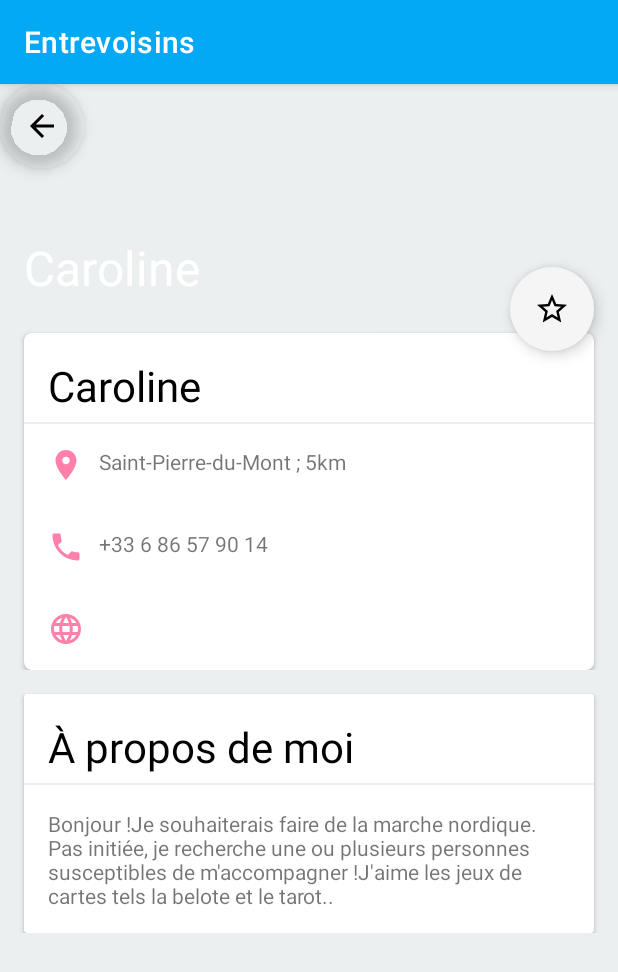
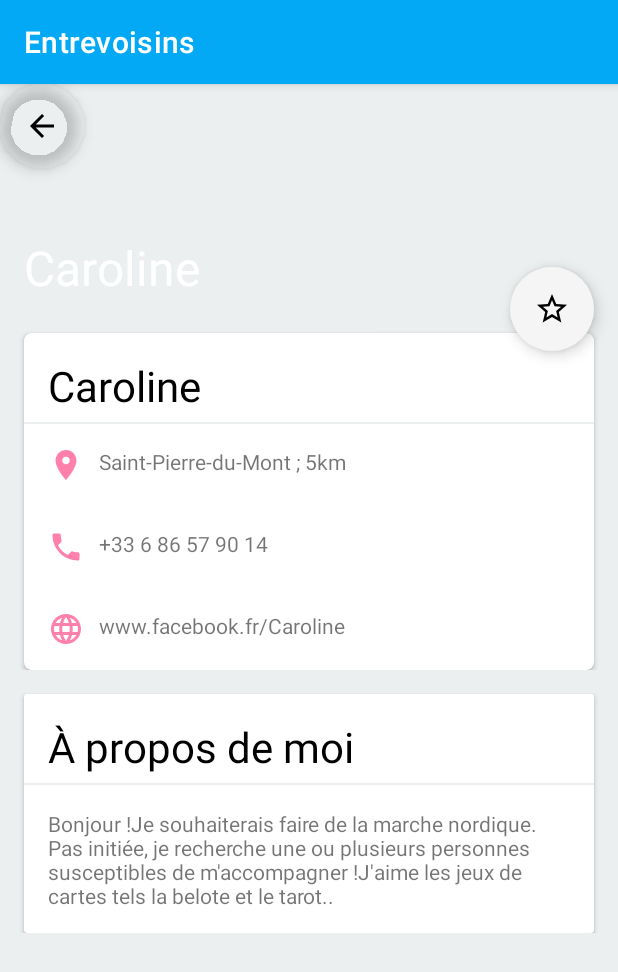
Before and after one commit to GregBiglione/Projet_3, an Android app: the screen it shows after launch (DetailedProfile), after a tap on "Caroline", on a phone screen of 412 x 824 dp. Shown: the top 972 px of the screen. Run offline under Robolectric (Android 15) with nearby library versions, the phone set to English and light mode, and no system bars; our stand-ins replace ButterKnife, EventBus; pictures from the network do not load.

Commit message:
Ajout de fb dans le constructeur, modification de l'interface pour créer le champ fb et afficher le fb propre à chaque utilisateur dans le profil détaillé

```diff
--- a/app/src/main/java/com/openclassrooms/entrevoisins/model/Neighbour.java
+++ b/app/src/main/java/com/openclassrooms/entrevoisins/model/Neighbour.java
@@ -22,6 +22,9 @@ public class Neighbour {
     /** Phone number */
     private String phoneNumber;
 
+    /** Phone facebook */
+    private String facebook;
+
     /** About me */
     private String aboutMe;
 
@@ -32,12 +35,13 @@ public class Neighbour {
      * @param avatarUrl
      */
     public Neighbour(long id, String name, String avatarUrl, String address,
-                     String phoneNumber, String aboutMe) {
+                     String phoneNumber, String facebook, String aboutMe) {
         this.id = id;
         this.name = name;
         this.avatarUrl = avatarUrl;
         this.address = address;
         this.phoneNumber = phoneNumber;
+        this.facebook = facebook;
         this.aboutMe = aboutMe;
     }
 
@@ -77,6 +81,12 @@ public class Neighbour {
 
     public void setPhoneNumber(String phoneNumber) { this.phoneNumber = phoneNumber; }
 
+    public String getFacebook() {
+        return facebook;
+    }
+
+    public void setFacebook(String facebook) { this.facebook = facebook; }
+
     public String getAboutMe() {
         return aboutMe;
     }
--- a/app/src/main/java/com/openclassrooms/entrevoisins/service/DummyNeighbourApiService.java
+++ b/app/src/main/java/com/openclassrooms/entrevoisins/service/DummyNeighbourApiService.java
@@ -20,6 +20,17 @@ public class DummyNeighbourApiService implements  NeighbourApiService {
         return neighbours;
     }
 
+    //Appel à la méthode getFavorites
+    private List<Neighbour> favorites = DummyNeighbourGenerator.generateFavorites();
+
+    /**
+     * {@inheritDoc}
+     */
+    @Override
+    public List<Neighbour> getFavorites() {
+        return favorites;
+    }
+
     /**
      * {@inheritDoc}
      */
--- a/app/src/main/java/com/openclassrooms/entrevoisins/service/DummyNeighbourGenerator.java
+++ b/app/src/main/java/com/openclassrooms/entrevoisins/service/DummyNeighbourGenerator.java
@@ -10,32 +10,38 @@ public abstract class DummyNeighbourGenerator {
 
     public static List<Neighbour> DUMMY_NEIGHBOURS = Arrays.asList(
             new Neighbour(1, "Caroline", "https://i.pravatar.cc/150?u=a042581f4e29026704d", "Saint-Pierre-du-Mont ; 5km",
-                    "+33 6 86 57 90 14",  "Bonjour !Je souhaiterais faire de la marche nordique. Pas initiée, je recherche une ou plusieurs personnes susceptibles de m'accompagner !J'aime les jeux de cartes tels la belote et le tarot.."),
+                    "+33 6 86 57 90 14",  "www.facebook.fr/","Bonjour !Je souhaiterais faire de la marche nordique. Pas initiée, je recherche une ou plusieurs personnes susceptibles de m'accompagner !J'aime les jeux de cartes tels la belote et le tarot.."),
             new Neighbour(2, "Jack", "https://i.pravatar.cc/150?u=a042581f4e29026704e", "Saint-Pierre-du-Mont ; 5km",
-                    "+33 6 86 57 90 14",   "Bonjour !Je souhaiterais faire de la marche nordique. Pas initiée, je recherche une ou plusieurs personnes susceptibles de m'accompagner !J'aime les jeux de cartes tels la belote et le tarot.."),
+                    "+33 6 86 57 90 14",   "www.facebook.fr/","Bonjour !Je souhaiterais faire de la marche nordique. Pas initiée, je recherche une ou plusieurs personnes susceptibles de m'accompagner !J'aime les jeux de cartes tels la belote et le tarot.."),
             new Neighbour(3, "Chloé", "https://i.pravatar.cc/150?u=a042581f4e29026704f", "Saint-Pierre-du-Mont ; 5km",
-                    "+33 6 86 57 90 14",  "Bonjour !Je souhaiterais faire de la marche nordique. Pas initiée, je recherche une ou plusieurs personnes susceptibles de m'accompagner !J'aime les jeux de cartes tels la belote et le tarot.."),
+                    "+33 6 86 57 90 14",  "www.facebook.fr/","Bonjour !Je souhaiterais faire de la marche nordique. Pas initiée, je recherche une ou plusieurs personnes susceptibles de m'accompagner !J'aime les jeux de cartes tels la belote et le tarot.."),
             new Neighbour(4, "Vincent", "https://i.pravatar.cc/150?u=a042581f4e29026704a", "Saint-Pierre-du-Mont ; 5km",
-                    "+33 6 86 57 90 14",  "Bonjour !Je souhaiterais faire de la marche nordique. Pas initiée, je recherche une ou plusieurs personnes susceptibles de m'accompagner !J'aime les jeux de cartes tels la belote et le tarot.."),
+                    "+33 6 86 57 90 14",  "www.facebook.fr/","Bonjour !Je souhaiterais faire de la marche nordique. Pas initiée, je recherche une ou plusieurs personnes susceptibles de m'accompagner !J'aime les jeux de cartes tels la belote et le tarot.."),
             new Neighbour(5, "Elodie", "https://i.pravatar.cc/150?u=a042581f4e29026704b", "Saint-Pierre-du-Mont ; 5km",
-                    "+33 6 86 57 90 14",  "Bonjour !Je souhaiterais faire de la marche nordique. Pas initiée, je recherche une ou plusieurs personnes susceptibles de m'accompagner !J'aime les jeux de cartes tels la belote et le tarot.."),
+                    "+33 6 86 57 90 14",  "www.facebook.fr/","Bonjour !Je souhaiterais faire de la marche nordique. Pas initiée, je recherche une ou plusieurs personnes susceptibles de m'accompagner !J'aime les jeux de cartes tels la belote et le tarot.."),
             new Neighbour(6, "Sylvain", "https://i.pravatar.cc/150?u=a042581f4e29026704c", "Saint-Pierre-du-Mont ; 5km",
-                    "+33 6 86 57 90 14",  "Bonjour !Je souhaiterais faire de la marche nordique. Pas initiée, je recherche une ou plusieurs personnes susceptibles de m'accompagner !J'aime les jeux de cartes tels la belote et le tarot.."),
+                    "+33 6 86 57 90 14",  "www.facebook.fr/","Bonjour !Je souhaiterais faire de la marche nordique. Pas initiée, je recherche une ou plusieurs personnes susceptibles de m'accompagner !J'aime les jeux de cartes tels la belote et le tarot.."),
             new Neighbour(7, "Laetitia", "https://i.pravatar.cc/150?u=a042581f4e29026703d", "Saint-Pierre-du-Mont ; 5km",
-                    "+33 6 86 57 90 14",  "Bonjour !Je souhaiterais faire de la marche nordique. Pas initiée, je recherche une ou plusieurs personnes susceptibles de m'accompagner !J'aime les jeux de cartes tels la belote et le tarot.."),
+                    "+33 6 86 57 90 14",  "www.facebook.fr/","Bonjour !Je souhaiterais faire de la marche nordique. Pas initiée, je recherche une ou plusieurs personnes susceptibles de m'accompagner !J'aime les jeux de cartes tels la belote et le tarot.."),
             new Neighbour(8, "Dan", "https://i.pravatar.cc/150?u=a042581f4e29026703b", "Saint-Pierre-du-Mont ; 5km",
-                    "+33 6 86 57 90 14",  "Bonjour !Je souhaiterais faire de la marche nordique. Pas initiée, je recherche une ou plusieurs personnes susceptibles de m'accompagner !J'aime les jeux de cartes tels la belote et le tarot.."),
+                    "+33 6 86 57 90 14",  "www.facebook.fr/","Bonjour !Je souhaiterais faire de la marche nordique. Pas initiée, je recherche une ou plusieurs personnes susceptibles de m'accompagner !J'aime les jeux de cartes tels la belote et le tarot.."),
             new Neighbour(9, "Joseph", "https://i.pravatar.cc/150?u=a042581f4e29026704d", "Saint-Pierre-du-Mont ; 5km",
-                    "+33 6 86 57 90 14",  "Bonjour !Je souhaiterais faire de la marche nordique. Pas initiée, je recherche une ou plusieurs personnes susceptibles de m'accompagner !J'aime les jeux de cartes tels la belote et le tarot.."),
+                    "+33 6 86 57 90 14",  "www.facebook.fr/","Bonjour !Je souhaiterais faire de la marche nordique. Pas initiée, je recherche une ou plusieurs personnes susceptibles de m'accompagner !J'aime les jeux de cartes tels la belote et le tarot.."),
             new Neighbour(10, "Emma", "https://i.pravatar.cc/150?u=a042581f4e29026706d", "Saint-Pierre-du-Mont ; 5km",
-                    "+33 6 86 57 90 14",  "Bonjour !Je souhaiterais faire de la marche nordique. Pas initiée, je recherche une ou plusieurs personnes susceptibles de m'accompagner !J'aime les jeux de cartes tels la belote et le tarot.."),
+                    "+33 6 86 57 90 14",  "www.facebook.fr/","Bonjour !Je souhaiterais faire de la marche nordique. Pas initiée, je recherche une ou plusieurs personnes susceptibles de m'accompagner !J'aime les jeux de cartes tels la belote et le tarot.."),
             new Neighbour(11, "Patrick", "https://i.pravatar.cc/150?u=a042581f4e29026702d", "Saint-Pierre-du-Mont ; 5km",
-                    "+33 6 86 57 90 14",  "Bonjour !Je souhaiterais faire de la marche nordique. Pas initiée, je recherche une ou plusieurs personnes susceptibles de m'accompagner !J'aime les jeux de cartes tels la belote et le tarot.."),
+                    "+33 6 86 57 90 14",  "www.facebook.fr/","Bonjour !Je souhaiterais faire de la marche nordique. Pas initiée, je recherche une ou plusieurs personnes susceptibles de m'accompagner !J'aime les jeux de cartes tels la belote et le tarot.."),
             new Neighbour(12, "Ludovic", "https://i.pravatar.cc/150?u=a042581f3e39026702d", "Saint-Pierre-du-Mont ; 5km",
-                    "+33 6 86 57 90 14",  "Bonjour !Je souhaiterais faire de la marche nordique. Pas initiée, je recherche une ou plusieurs personnes susceptibles de m'accompagner !J'aime les jeux de cartes tels la belote et le tarot..")
+                    "+33 6 86 57 90 14",  "www.facebook.fr/","Bonjour !Je souhaiterais faire de la marche nordique. Pas initiée, je recherche une ou plusieurs personnes susceptibles de m'accompagner !J'aime les jeux de cartes tels la belote et le tarot..")
     );
 
     static List<Neighbour> generateNeighbours() {
         return new ArrayList<>(DUMMY_NEIGHBOURS);
     }
+
+    //Création de liste de favoris
+    public static List<Neighbour> FAVORITES_NEIGHBOURS = Arrays.asList();
+
+    //Affichage de la liste de favoris
+    static  List<Neighbour> generateFavorites() { return  new ArrayList<>(FAVORITES_NEIGHBOURS); }
 }
--- a/app/src/main/java/com/openclassrooms/entrevoisins/service/NeighbourApiService.java
+++ b/app/src/main/java/com/openclassrooms/entrevoisins/service/NeighbourApiService.java
@@ -16,6 +16,13 @@ public interface NeighbourApiService {
      */
     List<Neighbour> getNeighbours();
 
+    //Obtenir les favoris
+    /**
+     * Get all my Favorites
+     * @return {@link List}
+     */
+    List<Neighbour> getFavorites();
+
     /**
      * Deletes a neighbour
      * @param neighbour
--- a/app/src/main/java/com/openclassrooms/entrevoisins/ui/neighbour_list/AddNeighbourActivity.java
+++ b/app/src/main/java/com/openclassrooms/entrevoisins/ui/neighbour_list/AddNeighbourActivity.java
@@ -31,6 +31,8 @@ public class AddNeighbourActivity extends AppCompatActivity {
     TextInputLayout nameInput;
     @BindView(R.id.phoneNumberLyt)
     TextInputLayout phoneInput;
+    @BindView(R.id.facebookLyt)
+    TextInputLayout facebookInput;
     @BindView(R.id.addressLyt)
     TextInputLayout addressInput;
     @BindView(R.id.aboutMeLyt)
@@ -87,6 +89,7 @@ public class AddNeighbourActivity extends AppCompatActivity {
                 mNeighbourImage,
                 addressInput.getEditText().getText().toString(),
                 phoneInput.getEditText().getText().toString(),
+                facebookInput.getEditText().getText().toString(),
                 aboutMeInput.getEditText().getText().toString()
         );
         mApiService.createNeighbour(neighbour);
--- a/app/src/main/java/com/openclassrooms/entrevoisins/ui/neighbour_list/DetailedProfile.java
+++ b/app/src/main/java/com/openclassrooms/entrevoisins/ui/neighbour_list/DetailedProfile.java
@@ -26,15 +26,16 @@ public class DetailedProfile extends AppCompatActivity
 
         //avatar
         ImageView avatar = findViewById(R.id.item_list_avatar);
-
+        //avatar.setImageResource(getIntent());
 
         //avatar neighbour name
         TextView avatarName = findViewById(R.id.avatar_name);
         avatarName.setText(getIntent().getStringExtra("avatarName"));
 
         //neighbour name
-        TextView firstname = findViewById(R.id.firstname);
-        firstname.setText(getIntent().getStringExtra("neighbourName"));
+        TextView firstName = findViewById(R.id.firstname);
+        String name = getIntent().getStringExtra("neighbourName");
+        firstName.setText(name);
 
         //neighbour address
         TextView address = findViewById(R.id.address);
@@ -45,8 +46,8 @@ public class DetailedProfile extends AppCompatActivity
         phoneNumber.setText(getIntent().getStringExtra("phoneNumber"));
 
         //neighbour facebook
-        //TextView facebook = findViewById(R.id.facebook);
-        //facebook.setText(getIntent().getStringExtra("facebook"));
+        TextView facebook = findViewById(R.id.facebook);
+        facebook.setText(getIntent().getStringExtra("facebook") + name);
 
         //about me title
         TextView about_title = findViewById(R.id.about_title);
@@ -77,6 +78,7 @@ public class DetailedProfile extends AppCompatActivity
             @Override
             public void onClick(View view) {
                 mStarButton.setImageResource(R.drawable.ic_star_white_24dp);
+                //ajouter le neighbour dans favorites neighbours
             }
         });
 
--- a/app/src/main/java/com/openclassrooms/entrevoisins/ui/neighbour_list/ListNeighbourActivity.java
+++ b/app/src/main/java/com/openclassrooms/entrevoisins/ui/neighbour_list/ListNeighbourActivity.java
@@ -1,10 +1,13 @@
 package com.openclassrooms.entrevoisins.ui.neighbour_list;
 
+import android.content.Intent;
 import android.os.Bundle;
+import android.support.design.widget.TabItem;
 import android.support.design.widget.TabLayout;
 import android.support.v4.view.ViewPager;
 import android.support.v7.app.AppCompatActivity;
 import android.support.v7.widget.Toolbar;
+import android.view.View;
 import android.widget.Button;
 
 import com.openclassrooms.entrevoisins.R;
@@ -23,6 +26,10 @@ public class ListNeighbourActivity extends AppCompatActivity {
     @BindView(R.id.container)
     ViewPager mViewPager;
 
+    //Référencement du bouton favorites
+    /*@BindView(R.id.tabItem2)
+    TabItem mFavorites;*/
+
     ListNeighbourPagerAdapter mPagerAdapter;
 
     @Override
@@ -37,6 +44,15 @@ public class ListNeighbourActivity extends AppCompatActivity {
         mViewPager.addOnPageChangeListener(new TabLayout.TabLayoutOnPageChangeListener(mTabLayout));
         mTabLayout.addOnTabSelectedListener(new TabLayout.ViewPagerOnTabSelectedListener(mViewPager));
 
+        //Création de l'action au clic sur le bouton favorites
+        /*mFavorites.setOnClickListener(new View.OnClickListener() {
+            @Override
+            public void onClick(View view) {
+                Intent favoritesPage = new Intent(ListNeighbourActivity.this, FavoriteFragment.class);
+                startActivity(favoritesPage);
+            }
+        });*/
+
     }
 
     @OnClick(R.id.add_neighbour)
--- a/app/src/main/java/com/openclassrooms/entrevoisins/ui/neighbour_list/NeighbourFragment.java
+++ b/app/src/main/java/com/openclassrooms/entrevoisins/ui/neighbour_list/NeighbourFragment.java
@@ -96,14 +96,14 @@ public class NeighbourFragment extends Fragment {
     @Subscribe
     public void onDetailedNeighbour(DetailedNeighbourEvent event) {
         Intent i = new Intent(getContext(),DetailedProfile.class);
-        //i.putExtra("avatar", event.neighbour.getAvatarUrl()); putExtra ne fonctionne pas trouver autre méthode car image ≠ texte
+        //i.putExtra("avatar", event.neighbour.getAvatarUrl()); impossible de récupérer l'avatar trouver autre méthode car image ≠ texte
         i.putExtra("avatar", event.neighbour.getAvatarUrl());
         i.putExtra("avatarName", event.neighbour.getName());
         i.putExtra("neighbourName", event.neighbour.getName());
         i.putExtra("address", event.neighbour.getAddress());
         i.putExtra("phoneNumber", event.neighbour.getPhoneNumber());
         //facebook lacking
-        //i.putExtra("facebook", event.neighbour.getFacebook());
+        i.putExtra("facebook", event.neighbour.getFacebook());
         i.putExtra("aboutText", event.neighbour.getAboutMe());
 
         startActivity(i);
```
Also changed, not shown: app/src/main/res/layout/activity_add_neighbour.xml (+16 -0 lines).
